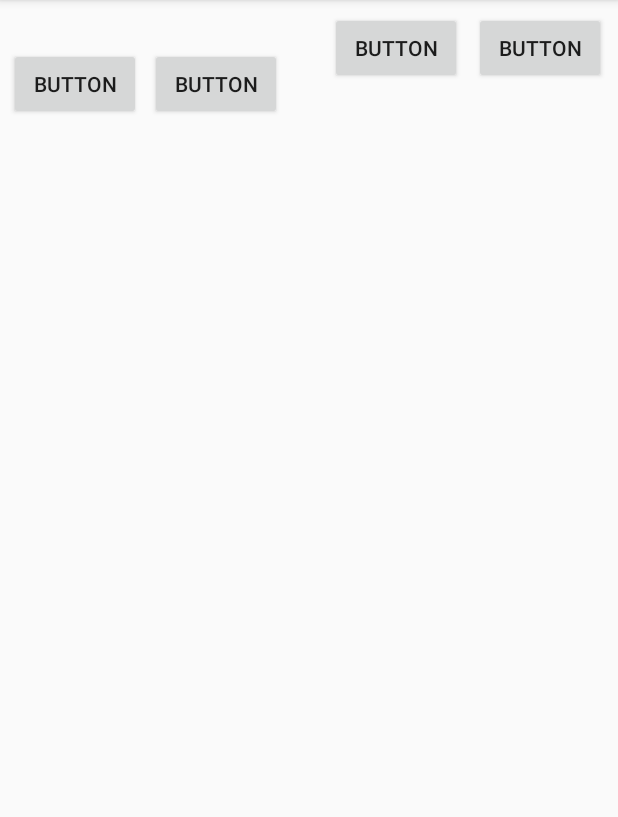
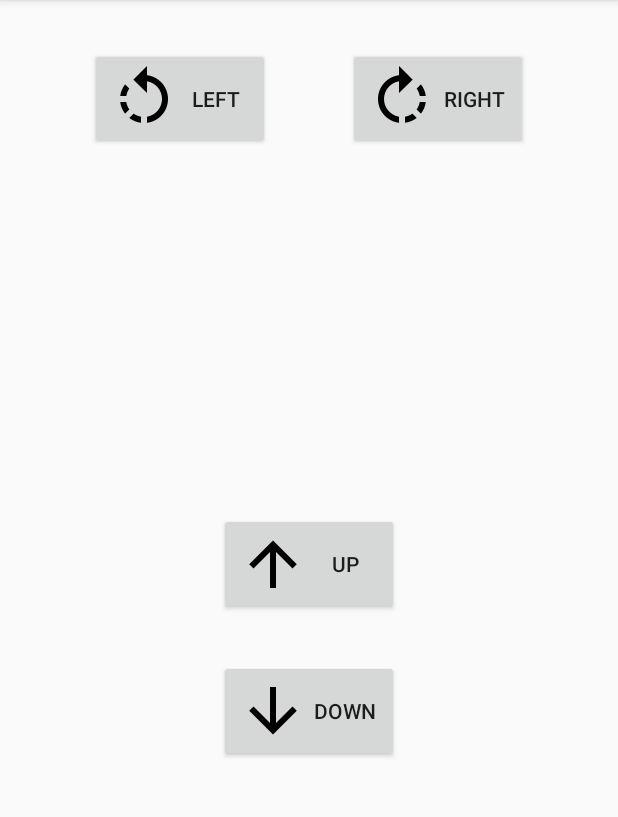
Before and after one commit to lisunger/Plotter-Controller, an Android app: the fragment ControlFragment placed in its activity, on a phone screen of 412 x 824 dp, the part 84-901 px from its top. Run offline under Robolectric (Android 15) with nearby library versions, the phone set to English and light mode, and no system bars.

Commit message:
new layout

```diff
--- a/app/src/main/java/com/nikolay/plottercontroller/ControlFragment.java
+++ b/app/src/main/java/com/nikolay/plottercontroller/ControlFragment.java
@@ -5,17 +5,24 @@ import android.os.Bundle;
 import android.support.annotation.NonNull;
 import android.support.annotation.Nullable;
 import android.support.v4.app.Fragment;
+import android.util.Log;
 import android.view.LayoutInflater;
+import android.view.MotionEvent;
 import android.view.View;
 import android.view.ViewGroup;
 import android.widget.Button;
 
-
-/**
- * A simple {@link Fragment} subclass.
- */
 public class ControlFragment extends Fragment {
 
+    private static final int COMMAND_LEFT = 1;
+    private static final int COMMAND_RIGHT = 2;
+    private static final int COMMAND_UP = 3;
+    private static final int COMMAND_DOWN = 4;
+
+    private Button mButtonLeft;
+    private Button mButtonRight;
+    private Button mButtonUp;
+    private Button mButtonDown;
 
     public ControlFragment() {
         // Required empty public constructor
@@ -33,12 +40,28 @@ public class ControlFragment extends Fragment {
     public void onViewCreated(@NonNull View view, @Nullable Bundle savedInstanceState) {
         super.onViewCreated(view, savedInstanceState);
 
-        Button b = getView().findViewById(R.id.btnSend);
-        b.setOnClickListener(new View.OnClickListener() {
-            @Override
-            public void onClick(View v) {
-                StartConnectionService.writeMessage("");
-            }
-        });
+        mButtonLeft = getView().findViewById(R.id.buttonLeft);
+        mButtonRight = getView().findViewById(R.id.buttonRight);
+        mButtonUp = getView().findViewById(R.id.buttonUp);
+        mButtonDown = getView().findViewById(R.id.buttonDown);
+
+        mButtonLeft.setOnClickListener(new CommandClickListener(COMMAND_LEFT));
+        mButtonRight.setOnClickListener(new CommandClickListener(COMMAND_RIGHT));
+        mButtonUp.setOnClickListener(new CommandClickListener(COMMAND_UP));
+        mButtonDown.setOnClickListener(new CommandClickListener(COMMAND_DOWN));
+    }
+
+    private class CommandClickListener implements View.OnClickListener {
+
+        private int command = -1;
+
+        private CommandClickListener(int command) {
+            this.command = command;
+        }
+
+        @Override
+        public void onClick(View v) {
+            StartConnectionService.writeMessage(this.command);
+        }
     }
 }
--- a/app/src/main/res/layout/fragment_control.xml
+++ b/app/src/main/res/layout/fragment_control.xml
@@ -1,6 +1,5 @@
 <?xml version="1.0" encoding="utf-8"?>
-<android.support.constraint.ConstraintLayout
-    xmlns:android="http://schemas.android.com/apk/res/android"
+<android.support.constraint.ConstraintLayout xmlns:android="http://schemas.android.com/apk/res/android"
     xmlns:app="http://schemas.android.com/apk/res-auto"
     xmlns:tools="http://schemas.android.com/tools"
     android:layout_width="match_parent"
@@ -8,45 +7,57 @@
 
 
     <Button
-        android:id="@+id/button"
-        android:layout_width="wrap_content"
+        android:id="@+id/buttonLeft"
+        android:layout_width="120dp"
         android:layout_height="wrap_content"
         android:layout_marginStart="8dp"
         android:layout_marginTop="32dp"
-        android:layout_marginEnd="8dp"
-
-        android:text="Button"
-        app:layout_constraintEnd_toStartOf="@+id/button2"
+        android:drawableStart="@drawable/ic_rotate_left_black_48dp"
+        android:text="Left"
+        app:layout_constraintEnd_toStartOf="@+id/buttonRight"
+        app:layout_constraintHorizontal_bias="0.5"
         app:layout_constraintStart_toStartOf="parent"
         app:layout_constraintTop_toTopOf="parent" />
 
     <Button
-        android:id="@+id/button2"
-        android:layout_width="wrap_content"
+        android:id="@+id/buttonRight"
+        android:layout_width="120dp"
         android:layout_height="wrap_content"
         android:layout_marginTop="32dp"
-        android:layout_marginEnd="32dp"
-        android:text="Button"
-        app:layout_constraintEnd_toStartOf="@+id/button3"
+        android:layout_marginEnd="8dp"
+        android:drawableStart="@drawable/ic_rotate_right_black_48dp"
+        android:text="Right"
+        app:layout_constraintEnd_toEndOf="parent"
+        app:layout_constraintHorizontal_bias="0.5"
+        app:layout_constraintStart_toEndOf="@+id/buttonLeft"
         app:layout_constraintTop_toTopOf="parent" />
 
     <Button
-        android:id="@+id/button3"
-        android:layout_width="wrap_content"
+        android:id="@+id/buttonUp"
+        android:layout_width="120dp"
         android:layout_height="wrap_content"
+        android:layout_marginStart="8dp"
         android:layout_marginTop="8dp"
         android:layout_marginEnd="8dp"
-        android:text="Button"
-        app:layout_constraintEnd_toStartOf="@+id/button4"
-        app:layout_constraintTop_toTopOf="parent" />
+        android:layout_marginBottom="8dp"
+        android:text="Up"
+        android:drawableStart="@drawable/ic_arrow_up_black_48dp"
+        app:layout_constraintBottom_toTopOf="@+id/buttonDown"
+        app:layout_constraintEnd_toEndOf="parent"
+        app:layout_constraintStart_toStartOf="parent"
+        app:layout_constraintTop_toTopOf="parent"
+        app:layout_constraintVertical_bias="0.938" />
 
     <Button
-        android:id="@+id/button4"
-        android:layout_width="wrap_content"
+        android:id="@+id/buttonDown"
+        android:layout_width="120dp"
         android:layout_height="wrap_content"
-        android:layout_marginTop="8dp"
+        android:layout_marginStart="8dp"
         android:layout_marginEnd="8dp"
-        android:text="Button"
+        android:layout_marginBottom="260dp"
+        android:text="Down"
+        android:drawableStart="@drawable/ic_arrow_down_black_48dp"
+        app:layout_constraintBottom_toBottomOf="parent"
         app:layout_constraintEnd_toEndOf="parent"
-        app:layout_constraintTop_toTopOf="parent" />
+        app:layout_constraintStart_toStartOf="parent" />
 </android.support.constraint.ConstraintLayout>
```
Also changed, not shown: app/src/main/java/com/nikolay/plottercontroller/StartConnectionService.java (+11 -1 lines), app/src/main/res/drawable/arrow_down.xml (added, +8 -0 lines), app/src/main/res/drawable/arrow_up.xml (added, +8 -0 lines), app/src/main/res/drawable/gesture_tap.xml (added, +8 -0 lines), app/src/main/res/drawable/rotate_left.xml (added, +8 -0 lines), app/src/main/res/drawable/rotate_right.xml (added, +8 -0 lines), app/src/main/res/drawable-hdpi/ic_arrow_down_black_48dp.png (added), app/src/main/res/drawable-hdpi/ic_arrow_down_white_48dp.png (added), app/src/main/res/drawable-hdpi/ic_arrow_up_black_48dp.png (added), app/src/main/res/drawable-hdpi/ic_arrow_up_white_48dp.png (added), app/src/main/res/drawable-hdpi/ic_gesture_tap_black_48dp.png (added), app/src/main/res/drawable-hdpi/ic_gesture_tap_white_48dp.png (added), app/src/main/res/drawable-hdpi/ic_rotate_left_black_48dp.png (added), app/src/main/res/drawable-hdpi/ic_rotate_left_white_48dp.png (added), 2 more files.
